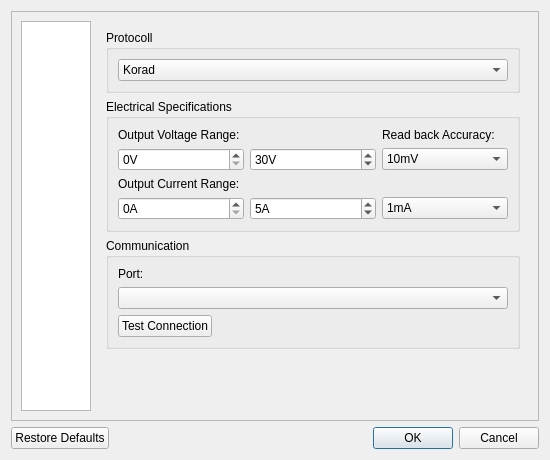
Old version of the form forms/settingsdialog.ui in the repository crapp/labpowerqt.
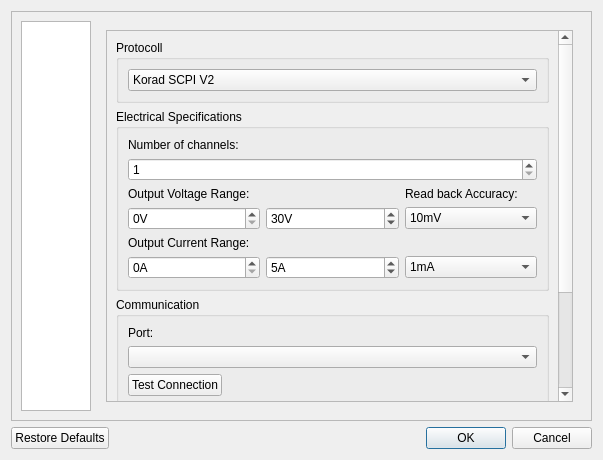
New version of the form.

Commit message: Better settings page Device with Scrollarea and you may now choose the number of channels as well Added some missing copyright information There is a new class that implements Korad V2 SCPI (Standard Commands for Programmable Instruments) KoradSCPI. This class is used to communicate with Korad power supplies. It uses a new designed, threadsafe Queue (SerialQueue) and a thread. This way to gui should still be responsive. In the queue we store SerialCommand Objects that will be send via a signal to the application controller. The Controller will then update the model which will notify the view.

```diff
--- a/forms/settingsdialog.ui
+++ b/forms/settingsdialog.ui
@@ -6,10 +6,16 @@
    <rect>
     <x>0</x>
     <y>0</y>
-    <width>550</width>
+    <width>603</width>
     <height>460</height>
    </rect>
   </property>
+  <property name="sizePolicy">
+   <sizepolicy hsizetype="Preferred" vsizetype="Expanding">
+    <horstretch>0</horstretch>
+    <verstretch>0</verstretch>
+   </sizepolicy>
+  </property>
   <property name="minimumSize">
    <size>
     <width>550</width>
@@ -101,6 +107,21 @@
         <widget class="QWidget" name="pageDevice">
          <layout class="QVBoxLayout" name="verticalLayout_2">
           <item>
+           <widget class="QScrollArea" name="scrollArea">
+            <property name="widgetResizable">
+             <bool>true</bool>
+            </property>
+            <widget class="QWidget" name="scrollAreaWidgetContents">
+             <property name="geometry">
+              <rect>
+               <x>0</x>
+               <y>0</y>
+               <width>455</width>
+               <height>517</height>
+              </rect>
+             </property>
+             <layout class="QVBoxLayout" name="verticalLayout_4">
+              <item>
            <widget class="QGroupBox" name="groupBoxDeviceProtocoll">
             <property name="title">
              <string>Protocoll</string>
@@ -110,7 +131,7 @@
               <widget class="QComboBox" name="comboBoxDeviceProtocoll">
                <item>
                 <property name="text">
-                 <string>Korad</string>
+                     <string>Korad SCPI V2</string>
                 </property>
                </item>
               </widget>
@@ -124,7 +145,7 @@
              <string>Electrical Specifications</string>
             </property>
             <layout class="QGridLayout" name="gridLayout_3">
-             <item row="0" column="0" colspan="2">
+                 <item row="2" column="0" colspan="2">
               <widget class="QLabel" name="label">
                <property name="sizePolicy">
                 <sizepolicy hsizetype="Preferred" vsizetype="Maximum">
@@ -137,7 +158,7 @@
                </property>
               </widget>
              </item>
-             <item row="2" column="0">
+                 <item row="4" column="0">
               <widget class="QSpinBox" name="spinBoxDeviceVoltageMin">
                <property name="toolTip">
                 <string>Minimum Voltage</string>
@@ -147,7 +168,7 @@
                </property>
               </widget>
              </item>
-             <item row="2" column="1">
+                 <item row="4" column="1">
               <widget class="QSpinBox" name="spinBoxdeviceVoltageMax">
                <property name="toolTip">
                 <string>Maximum Voltage</string>
@@ -160,7 +181,7 @@
                </property>
               </widget>
              </item>
-             <item row="5" column="0">
+                 <item row="7" column="0">
               <widget class="QSpinBox" name="spinBoxDeviceCurrentMin">
                <property name="toolTip">
                 <string>Minimum Current</string>
@@ -170,7 +191,7 @@
                </property>
               </widget>
              </item>
-             <item row="5" column="1">
+                 <item row="7" column="1">
               <widget class="QSpinBox" name="spinBoxDeviceCurrentMax">
                <property name="toolTip">
                 <string>Maximum Current</string>
@@ -183,21 +204,21 @@
                </property>
               </widget>
              </item>
-             <item row="4" column="0" colspan="2">
+                 <item row="6" column="0" colspan="2">
               <widget class="QLabel" name="label_3">
                <property name="text">
                 <string>Output Current Range:</string>
                </property>
               </widget>
              </item>
-             <item row="0" column="2">
+                 <item row="2" column="2">
               <widget class="QLabel" name="label_2">
                <property name="text">
                 <string>Read back Accuracy:</string>
                </property>
               </widget>
              </item>
-             <item row="2" column="2">
+                 <item row="4" column="2">
               <widget class="QComboBox" name="comboBoxDeviceVoltageAccu">
                <property name="currentIndex">
                 <number>1</number>
@@ -224,7 +245,7 @@
                </item>
               </widget>
              </item>
-             <item row="5" column="2">
+                 <item row="7" column="2">
               <widget class="QComboBox" name="comboBoxDeviceCurrentAccu">
                <property name="currentIndex">
                 <number>0</number>
@@ -251,6 +272,26 @@
                </item>
               </widget>
              </item>
+                 <item row="1" column="0" colspan="3">
+                  <widget class="QSpinBox" name="spinBoxDeviceChannels">
+                   <property name="alignment">
+                    <set>Qt::AlignLeading|Qt::AlignLeft|Qt::AlignVCenter</set>
+                   </property>
+                   <property name="minimum">
+                    <number>1</number>
+                   </property>
+                   <property name="maximum">
+                    <number>4</number>
+                   </property>
+                  </widget>
+                 </item>
+                 <item row="0" column="0" colspan="3">
+                  <widget class="QLabel" name="label_5">
+                   <property name="text">
+                    <string>Number of channels:</string>
+                   </property>
+                  </widget>
+                 </item>
             </layout>
            </widget>
           </item>
@@ -260,21 +301,24 @@
              <string>Communication</string>
             </property>
             <layout class="QGridLayout" name="gridLayout_4">
-             <item row="2" column="0">
-              <widget class="QPushButton" name="pushButtonDeviceTestConnection">
-               <property name="text">
-                <string>Test Connection</string>
-               </property>
-              </widget>
-             </item>
-             <item row="0" column="0">
+                 <item row="1" column="0">
               <widget class="QLabel" name="label_4">
                <property name="text">
                 <string>Port:</string>
                </property>
               </widget>
              </item>
-             <item row="2" column="1">
+                 <item row="3" column="0" colspan="2">
+                  <widget class="QComboBox" name="comboBoxDeviceComPort"/>
+                 </item>
+                 <item row="4" column="0">
+                  <widget class="QPushButton" name="pushButtonDeviceTestConnection">
+                   <property name="text">
+                    <string>Test Connection</string>
+                   </property>
+                  </widget>
+                 </item>
+                 <item row="4" column="1">
               <spacer name="horizontalSpacer">
                <property name="orientation">
                 <enum>Qt::Horizontal</enum>
@@ -287,24 +331,50 @@
                </property>
               </spacer>
              </item>
-             <item row="1" column="0" colspan="2">
-              <widget class="QComboBox" name="comboBoxDeviceComPort"/>
-             </item>
-            </layout>
-           </widget>
-          </item>
-          <item>
-           <spacer name="verticalSpacer">
-            <property name="orientation">
-             <enum>Qt::Vertical</enum>
-            </property>
-            <property name="sizeHint" stdset="0">
+                 <item row="5" column="0" colspan="2">
+                  <widget class="QTextBrowser" name="textBrowser">
+                   <property name="sizePolicy">
+                    <sizepolicy hsizetype="Expanding" vsizetype="Fixed">
+                     <horstretch>0</horstretch>
+                     <verstretch>0</verstretch>
+                    </sizepolicy>
+                   </property>
+                   <property name="minimumSize">
              <size>
-              <width>20</width>
-              <height>40</height>
-             </size>
-            </property>
-           </spacer>
+                     <width>0</width>
+                     <height>120</height>
+                    </size>
+                   </property>
+                   <property name="font">
+                    <font>
+                     <family>DejaVu Sans Mono</family>
+                    </font>
+                   </property>
+                   <property name="styleSheet">
+                    <string notr="true">color: rgb(92, 184, 70);
+background-color: rgb(72, 72, 72);</string>
+                   </property>
+                   <property name="verticalScrollBarPolicy">
+                    <enum>Qt::ScrollBarAsNeeded</enum>
+                   </property>
+                   <property name="horizontalScrollBarPolicy">
+                    <enum>Qt::ScrollBarAlwaysOff</enum>
+                   </property>
+                   <property name="html">
+                    <string>&lt;!DOCTYPE HTML PUBLIC &quot;-//W3C//DTD HTML 4.0//EN&quot; &quot;http://www.w3.org/TR/REC-html40/strict.dtd&quot;&gt;
+&lt;html&gt;&lt;head&gt;&lt;meta name=&quot;qrichtext&quot; content=&quot;1&quot; /&gt;&lt;style type=&quot;text/css&quot;&gt;
+p, li { white-space: pre-wrap; }
+&lt;/style&gt;&lt;/head&gt;&lt;body style=&quot; font-family:'DejaVu Sans Mono'; font-size:10pt; font-weight:400; font-style:normal;&quot;&gt;
+&lt;p style=&quot; margin-top:0px; margin-bottom:0px; margin-left:0px; margin-right:0px; -qt-block-indent:0; text-indent:0px;&quot;&gt;Test connection &lt;/p&gt;&lt;/body&gt;&lt;/html&gt;</string>
+                   </property>
+                  </widget>
+                 </item>
+                </layout>
+               </widget>
+              </item>
+             </layout>
+            </widget>
+           </widget>
           </item>
          </layout>
         </widget>
```
Left out of the diff: 2 changed lines with no effect on the pictures. Lines whose indentation alone changed are shown as unchanged. The commit also changes 15 other files.
